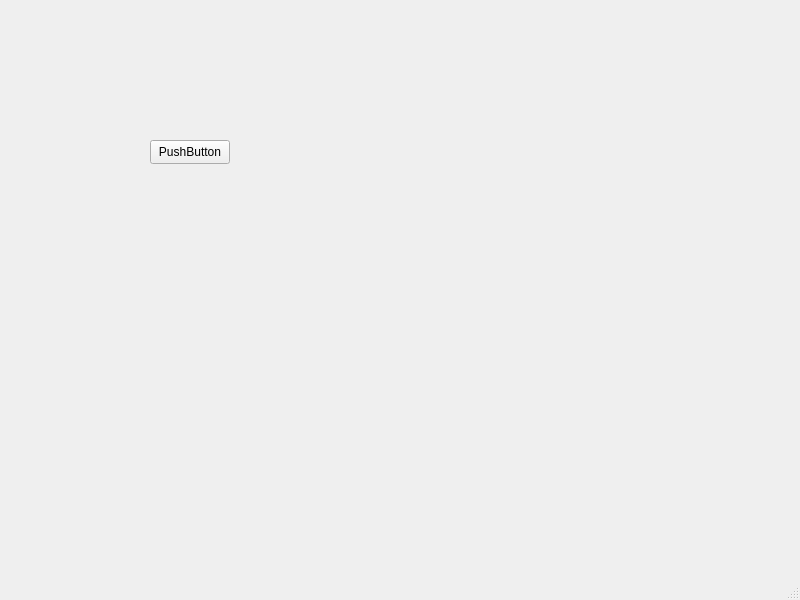
Qt form mainwindow.ui (ducbinh1996/Matching-game-Qt) before a commit.
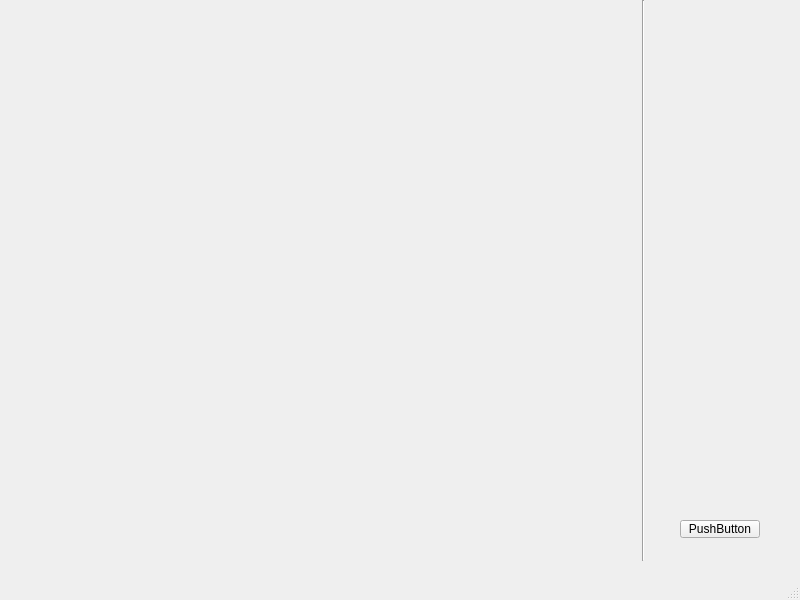
The same form after that commit.

Commit message: Add new divide line: 	Need to re-align objects to fit any size of the widget

Patch:
```diff
--- a/mainwindow.ui
+++ b/mainwindow.ui
@@ -17,16 +17,29 @@
    <widget class="QPushButton" name="pushButton">
     <property name="geometry">
      <rect>
-      <x>150</x>
-      <y>140</y>
+      <x>680</x>
+      <y>520</y>
       <width>80</width>
-      <height>24</height>
+      <height>18</height>
      </rect>
     </property>
     <property name="text">
      <string>PushButton</string>
     </property>
    </widget>
+   <widget class="Line" name="line">
+    <property name="geometry">
+     <rect>
+      <x>633</x>
+      <y>0</y>
+      <width>20</width>
+      <height>561</height>
+     </rect>
+    </property>
+    <property name="orientation">
+     <enum>Qt::Vertical</enum>
+    </property>
+   </widget>
   </widget>
   <widget class="QMenuBar" name="menubar">
    <property name="geometry">
```
Left out of the diff: 2 changed lines with no effect on the pictures.
